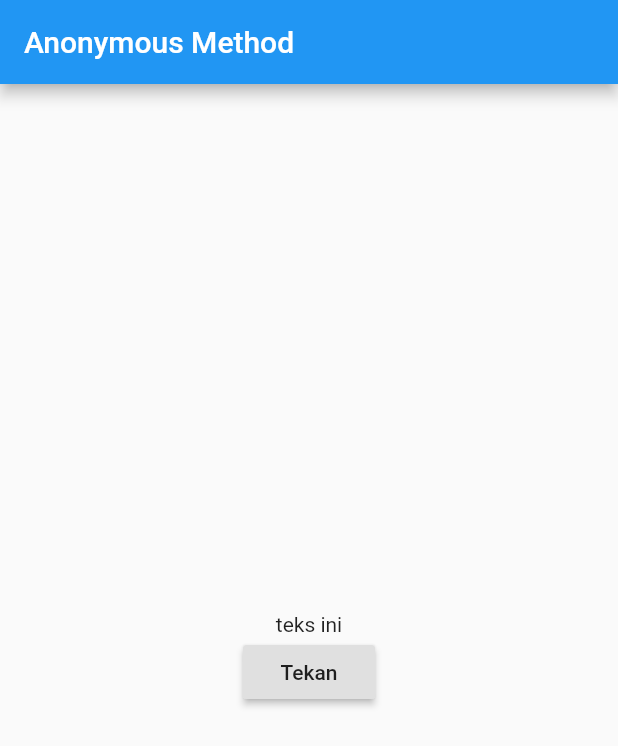
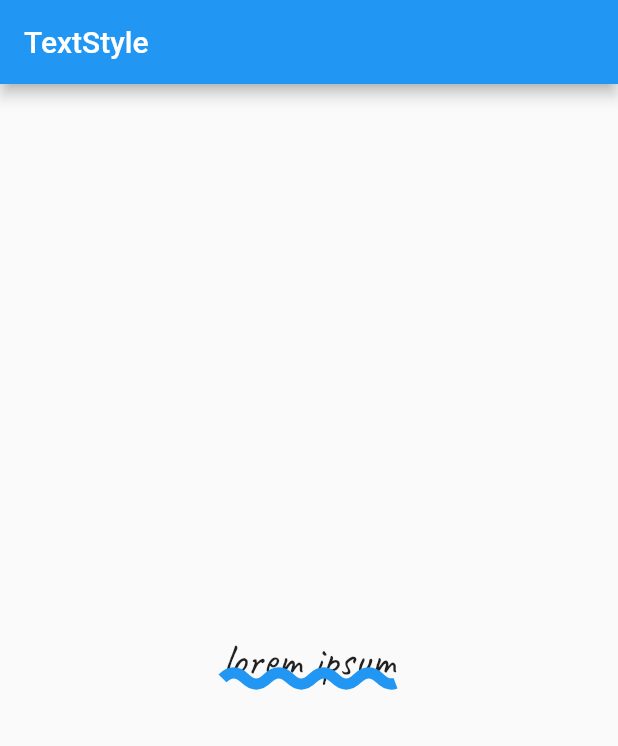
Before and after one commit to cahyaind/aplikasi_hello_world, a Flutter app: the screen it shows after launch, on a phone screen of 412 x 824 dp. Shown: the top 746 px of the screen. Run offline on Flutter 3.47's test engine with Material 2 defaults, Android fonts, the phone set to English and light mode, and no system bars.

Commit message:
add TextStyle

```diff
--- a/lib/main.dart
+++ b/lib/main.dart
@@ -4,31 +4,59 @@ void main() {
   runApp(MyApp());
 }
 
-class MyApp extends StatefulWidget {
-  @override
-  State<MyApp> createState() => _MyAppState();
-}
-
-class _MyAppState extends State<MyApp> {
-  String message = "teks ini";
-
+class MyApp extends StatelessWidget {
   @override
   Widget build(BuildContext context) {
     return MaterialApp(
-        home: Scaffold(
-      appBar: AppBar(title: Text("Anonymous Method")),
-      body: Center(
-          child: Column(mainAxisAlignment: MainAxisAlignment.center, children: [
-        Text(message),
-        RaisedButton(
-          child: Text("Tekan"),
-          onPressed: () {
-            setState(() {
-              message = "Tombol sudah ditekan";
-            });
-          },
+      home: Scaffold(
+        appBar: AppBar(
+          title: Text("TextStyle"),
         ),
-      ])),
-    ));
+        body: Center(
+          child: Text(
+            "lorem ipsum",
+            style: TextStyle(
+              fontFamily: "Caveat",
+              fontSize: 30,
+              decoration: TextDecoration.underline,
+              decorationColor: Colors.blue,
+              decorationThickness: 5,
+              decorationStyle: TextDecorationStyle.wavy,
+            ),
+          ),
+        ),
+      ),
+    );
   }
 }
+
+// IMPLEMENTASI ANONYMOUS METHOD
+
+// class MyApp extends StatefulWidget {
+//   @override
+//   State<MyApp> createState() => _MyAppState();
+// }
+
+// class _MyAppState extends State<MyApp> {
+//   String message = "teks ini";
+
+//   @override
+//   Widget build(BuildContext context) {
+//     return MaterialApp(
+//         home: Scaffold(
+//       appBar: AppBar(title: Text("Anonymous Method")),
+//       body: Center(
+//           child: Column(mainAxisAlignment: MainAxisAlignment.center, children: [
+//         Text(message),
+//         RaisedButton(
+//           child: Text("Tekan"),
+//           onPressed: () {
+//             setState(() {
+//               message = "Tombol sudah ditekan";
+//             });
+//           },
+//         ),
+//       ])),
+//     ));
+//   }
+// }
```
Also changed, not shown: pubspec.yaml (+7 -9 lines), fonts/Caveat-VariableFont_wght.ttf (added), fonts/MsMadi-Regular.ttf (added).
